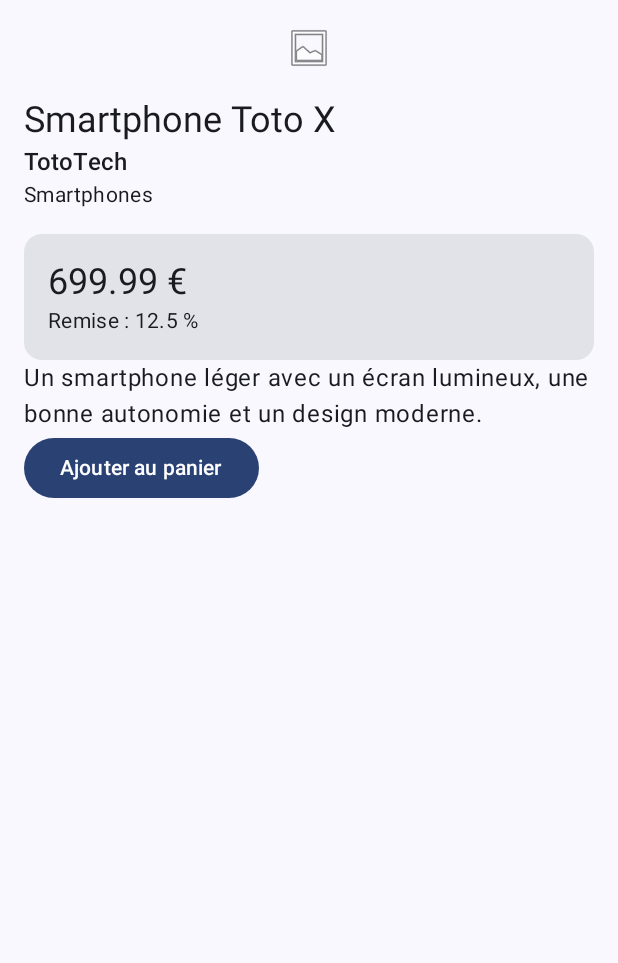
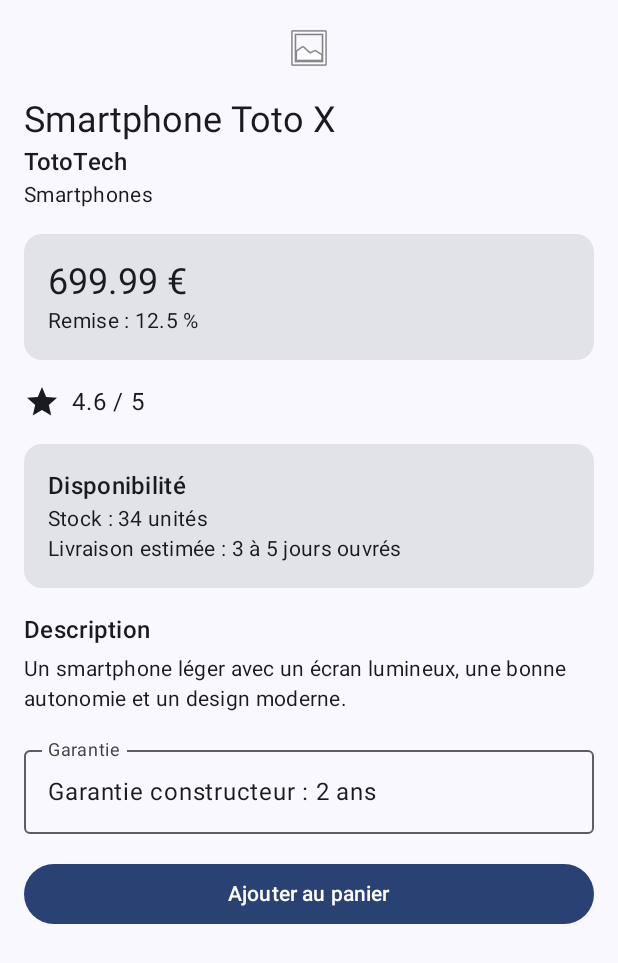
Before and after one commit to AdaoudDev/ProjetFilRougeAndroid, an Android app built with Jetpack Compose: the screen it shows after launch (MainActivity), on a phone screen of 412 x 824 dp. Shown: the top 963 px of the screen. Run offline under Robolectric (Android 15) with nearby library versions, the phone set to English and light mode, and no system bars.

Commit message:
Ajout avis, disponibilité TP4

```diff
--- a/app/build.gradle.kts
+++ b/app/build.gradle.kts
@@ -40,6 +40,7 @@ dependencies {
     implementation(platform(libs.androidx.compose.bom))
     implementation(libs.androidx.activity.compose)
     implementation(libs.androidx.compose.material3)
+    implementation(libs.androidx.compose.material.icons.extended)
     implementation(libs.androidx.compose.ui)
     implementation(libs.androidx.compose.ui.graphics)
     implementation(libs.androidx.compose.ui.tooling.preview)
--- a/app/src/main/java/com/example/projetfilrougeahmaddaoud/MainActivity.kt
+++ b/app/src/main/java/com/example/projetfilrougeahmaddaoud/MainActivity.kt
@@ -6,12 +6,17 @@ import androidx.activity.compose.setContent
 import androidx.activity.enableEdgeToEdge
 import androidx.compose.foundation.Image
 import androidx.compose.foundation.layout.Column
+import androidx.compose.foundation.layout.Row
 import androidx.compose.foundation.layout.fillMaxSize
 import androidx.compose.foundation.layout.fillMaxWidth
 import androidx.compose.foundation.layout.padding
+import androidx.compose.material.icons.Icons
+import androidx.compose.material.icons.filled.Star
 import androidx.compose.material3.Button
 import androidx.compose.material3.Card
+import androidx.compose.material3.Icon
 import androidx.compose.material3.MaterialTheme
+import androidx.compose.material3.OutlinedTextField
 import androidx.compose.material3.Scaffold
 import androidx.compose.material3.Text
 import androidx.compose.runtime.Composable
@@ -101,11 +106,50 @@ fun ProductDetailScreen(
                 .padding(top = 16.dp)
         )
 
-        Text(text = product.description)
+        ProductRating(
+            rating = product.rating,
+            modifier = Modifier.padding(top = 16.dp)
+        )
 
-        Button(onClick = onAddToCartClick) {
-            Text(text = "Ajouter au panier")
-        }
+        ProductAvailabilityCard(
+            stock = product.stock,
+            shippingInformation = product.shippingInformation,
+            modifier = Modifier
+                .fillMaxWidth()
+                .padding(top = 16.dp)
+        )
+
+        ProductDescription(
+            description = product.description,
+            modifier = Modifier.padding(top = 16.dp)
+        )
+
+        ProductWarrantyField(
+            warrantyInformation = product.warrantyInformation,
+            modifier = Modifier
+                .fillMaxWidth()
+                .padding(top = 16.dp)
+        )
+
+        AddToCartButton(
+            onClick = onAddToCartClick,
+            modifier = Modifier
+                .fillMaxWidth()
+                .padding(top = 16.dp)
+        )
+    }
+}
+
+@Composable
+fun AddToCartButton(
+    onClick: () -> Unit,
+    modifier: Modifier = Modifier
+) {
+    Button(
+        onClick = onClick,
+        modifier = modifier
+    ) {
+        Text(text = "Ajouter au panier")
     }
 }
 
@@ -166,6 +210,83 @@ fun ProductImage(
     )
 }
 
+@Composable
+fun ProductRating(
+    rating: Double,
+    modifier: Modifier = Modifier
+) {
+    Row(modifier = modifier) {
+        Icon(
+            imageVector = Icons.Default.Star,
+            contentDescription = "Note du produit"
+        )
+        Text(
+            text = "$rating / 5",
+            modifier = Modifier.padding(start = 8.dp)
+        )
+    }
+}
+
+@Composable
+fun ProductAvailabilityCard(
+    stock: Int,
+    shippingInformation: String,
+    modifier: Modifier = Modifier
+) {
+    Card(modifier = modifier) {
+        Column(
+            modifier = Modifier.padding(16.dp)
+        ) {
+            Text(
+                text = "Disponibilité",
+                style = MaterialTheme.typography.titleMedium
+            )
+            Text(
+                text = "Stock : $stock unités",
+                style = MaterialTheme.typography.bodyMedium
+            )
+            Text(
+                text = shippingInformation,
+                style = MaterialTheme.typography.bodyMedium
+            )
+        }
+    }
+}
+
+@Composable
+fun ProductDescription(
+    description: String,
+    modifier: Modifier = Modifier
+) {
+    Column(modifier = modifier) {
+        Text(
+            text = "Description",
+            style = MaterialTheme.typography.titleMedium
+        )
+        Text(
+            text = description,
+            style = MaterialTheme.typography.bodyMedium,
+            modifier = Modifier.padding(top = 4.dp)
+        )
+    }
+}
+
+@Composable
+fun ProductWarrantyField(
+    warrantyInformation: String,
+    modifier: Modifier = Modifier
+) {
+    OutlinedTextField(
+        value = warrantyInformation,
+        onValueChange = {},
+        readOnly = true,
+        label = {
+            Text(text = "Garantie")
+        },
+        modifier = modifier
+    )
+}
+
 @Preview(showBackground = true)
 @Composable
 fun ProductDetailScreenPreview() {
--- a/gradle/libs.versions.toml
+++ b/gradle/libs.versions.toml
@@ -24,6 +24,7 @@ androidx-compose-ui-tooling-preview = { group = "androidx.compose.ui", name = "u
 androidx-compose-ui-test-manifest = { group = "androidx.compose.ui", name = "ui-test-manifest" }
 androidx-compose-ui-test-junit4 = { group = "androidx.compose.ui", name = "ui-test-junit4" }
 androidx-compose-material3 = { group = "androidx.compose.material3", name = "material3" }
+androidx-compose-material-icons-extended = { module = "androidx.compose.material:material-icons-extended" }
 
 [plugins]
 android-application = { id = "com.android.application", version.ref = "agp" }
```
